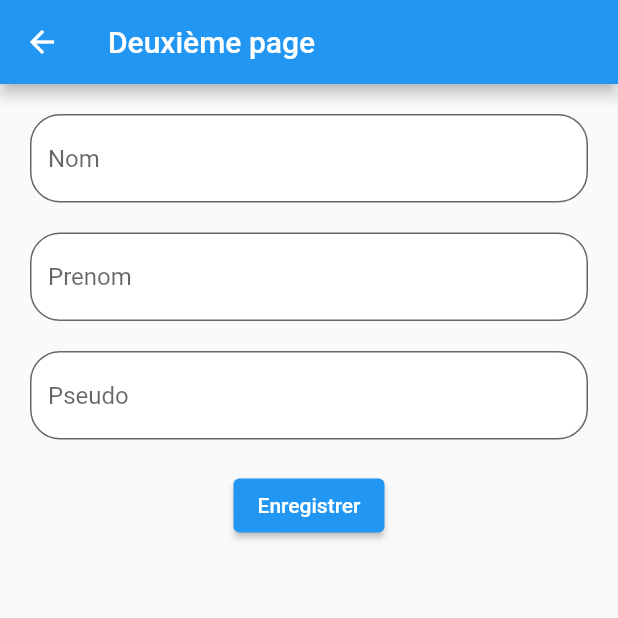
After one commit to Respoun/miaou, a Flutter app: the informationUser screen opened directly, on a phone screen of 412 x 824 dp, the top half of it. The commit adds this screen. Run offline on Flutter 3.47's test engine with Material 2 defaults, Android fonts, the phone set to English and light mode, and no system bars; our stand-ins replace cloud_firestore, firebase_auth, firebase_core, firebase_storage, google_maps_flutter, location; accounts and stored records are empty; network calls fail.

Commit message:
add changes

```diff
--- a/miaou/lib/fonction/firestoreHelper.dart
+++ b/miaou/lib/fonction/firestoreHelper.dart
@@ -6,12 +6,8 @@ import 'package:miaou/model/Utilisateur.dart';
 
 class firestoreHelper{
   final authBase = FirebaseAuth.instance;
-
-  // final instanceFirestore = FirebaseFirestore.instance;
-  // final firestore_user = FirebaseFirestore.instance.collection("utilisateur");
-  // final instanceFirestorage = FirebaseStorage.instance;
-
-
+  final firestore_user = FirebaseFirestore.instance.collection("utilisateur");
+  final instanceFirestorage = FirebaseStorage.instance;
 
 //Fonction d'insription
 Future <User?> inscription(String mail, String password) async {
@@ -26,11 +22,25 @@ Future <User> connexion(String mail, String password) async {
   final authResult = await authBase.signInWithEmailAndPassword(email: mail, password: password);
   final user = authResult.user;
   return user!;
+}
+
+String getIdentifiant(){
+
+  String identifiant=authBase.currentUser!.uid;
+
+  return identifiant;
 
 }
+addUser(Map <String,dynamic> map ,String uid){
+  firestore_user.doc(uid).set(map);
+
+  }
+
+    Future <Utilisateur> getUtilisateur(String uid) async {
+    DocumentSnapshot snapshot = await firestore_user.doc(uid).get();
+    return Utilisateur(snapshot);
 
 
-
-
+    }
 
   }
--- /dev/null
+++ b/miaou/lib/informationUser.dart
@@ -0,0 +1,132 @@
+
+import 'package:flutter/material.dart';
+import 'package:miaou/fonction/firestoreHelper.dart';
+import 'package:miaou/model/Utilisateur.dart';
+import 'package:miaou/carte.dart';
+
+class informationUser extends StatefulWidget{
+
+  @override
+  State<StatefulWidget> createState() {
+    // TODO: implement createState
+    return informationUserState();
+  }
+}
+
+class informationUserState extends State<informationUser>{
+  String nom='';
+  String pseudo='';
+  String prenom='';
+  String identifiant='';
+
+  late Utilisateur user;
+
+  @override
+  void initState() {
+    // TODO: implement initState
+    super.initState();
+    identifiant = firestoreHelper().getIdentifiant();
+
+  }
+  @override
+  Widget build(BuildContext context) {
+    // TODO: implement build
+    return Scaffold(
+      appBar: AppBar(
+        title: Text("Deuxième page"),
+      ),
+      body: bodyPage(),
+    );
+  }
+
+  Widget bodyPage(){
+    return Container(
+      padding: EdgeInsets.all(20),
+      child: Column(
+
+        children: [
+          //nom
+          TextField(
+            onChanged: (String value){
+              setState(() {
+                nom = value;
+              });
+            },
+            decoration: InputDecoration(
+                border: OutlineInputBorder(
+                  borderRadius: BorderRadius.circular(20),
+
+                ),
+                fillColor: Colors.white,
+                filled: true,
+                hintText: "Nom"
+            ),
+
+          ),
+          SizedBox(height: 20,),
+          //prenom
+          TextField(
+            onChanged: (String value){
+              setState(() {
+                prenom = value;
+              });
+            },
+            decoration: InputDecoration(
+                border: OutlineInputBorder(
+                  borderRadius: BorderRadius.circular(20),
+
+                ),
+                fillColor: Colors.white,
+                filled: true,
+                hintText: "Prenom"
+            ),
+
+          ),
+          SizedBox(height: 20,),
+          //pseudo
+          TextField(
+            onChanged: (String value){
+              setState(() {
+                pseudo = value;
+              });
+            },
+            decoration: InputDecoration(
+                border: OutlineInputBorder(
+                  borderRadius: BorderRadius.circular(20),
+
+                ),
+                fillColor: Colors.white,
+                filled: true,
+                hintText: "Pseudo"
+            ),
+
+          ),
+          //adresse
+          SizedBox(height: 20,),
+          ElevatedButton(
+              onPressed: (){
+
+                //créattion de la map
+                Map<String,dynamic> map ={
+                  "nom":nom,
+                  "prenom":prenom,
+                  "pseudo":pseudo
+                };
+
+                //Enregistrement dans la base du donnée
+                firestoreHelper().addUser(map, identifiant);
+
+                Navigator.push(context, MaterialPageRoute(
+                    builder: (BuildContext context){
+                      return Carte();
+                    }
+                ));
+
+              },
+              child: Text('Enregistrer')
+          ),
+        ],
+      ),
+    );
+  }
+}
--- a/miaou/lib/login.dart
+++ b/miaou/lib/login.dart
@@ -1,7 +1,7 @@
 import 'package:flutter/material.dart';
 import 'package:flutter/material.dart';
 import 'package:miaou/fonction/firestoreHelper.dart';
-import 'package:miaou/map.dart';
+import 'package:miaou/carte.dart';
 import 'package:firebase_core/firebase_core.dart';
 
 class MyLogin extends StatefulWidget {
@@ -100,7 +100,7 @@ class _MyLoginState extends State<MyLogin> {
                                         Navigator.push(context, MaterialPageRoute(
                                             builder: (BuildContext context)
                                                 {
-                                                  return Map();
+                                                  return Carte();
                                                 }
                                         ));
                                           }).catchError((error){
--- a/miaou/lib/model/Utilisateur.dart
+++ b/miaou/lib/model/Utilisateur.dart
@@ -0,0 +1,19 @@
+import 'package:cloud_firestore/cloud_firestore.dart';
+import 'package:flutter/material.dart';
+
+class Utilisateur{
+  late String prenom;
+  late String nom;
+  late String pseudo;
+  late String image;
+  late String identifiant;
+
+  Utilisateur(DocumentSnapshot snapshot){
+    identifiant = snapshot.id;
+    Map<String,dynamic> map = snapshot.data() as Map<String,dynamic>;
+    prenom = map["prenom"];
+    nom = map["nom"];
+    pseudo= map["pseudo"] ;
+    image= map["image"];
+  }
+}
--- a/miaou/lib/register.dart
+++ b/miaou/lib/register.dart
@@ -1,7 +1,8 @@
 import 'package:flutter/material.dart';
 import 'package:miaou/fonction/firestoreHelper.dart';
-import 'package:miaou/map.dart';
+import 'package:miaou/carte.dart';
 import 'package:firebase_core/firebase_core.dart';
+import 'package:miaou/informationUser.dart';
 
 class MyRegister extends StatefulWidget {
   const MyRegister({Key? key}) : super(key: key);
@@ -126,7 +127,7 @@ class _MyRegisterState extends State<MyRegister> {
                                       firestoreHelper().inscription(adresseMail, password).then((value){
                                         Navigator.push(context, MaterialPageRoute(
                                         builder: (BuildContext context){
-                                        return Map();
+                                        return informationUser();
                                       }));
                                     }).catchError((error){
                                           MyDialog();
--- a/miaou/pubspec.yaml
+++ b/miaou/pubspec.yaml
@@ -50,7 +50,7 @@ dev_dependencies:
   # activated in the `analysis_options.yaml` file located at the root of your
   # package. See that file for information about deactivating specific lint
   # rules and activating additional ones.
-  flutter_lints: ^1.0.0
+  # flutter_lints: ^1.0.0
 
 # For information on the generic Dart part of this file, see the
 # following page: https://dart.dev/tools/pub/pubspec
```
Also changed, not shown: miaou/lib/carte.dart (renamed from miaou/lib/map.dart, +5 -4 lines), miaou/lib/profilPage.dart (added, +70 -0 lines), miaou/pubspec.lock.
